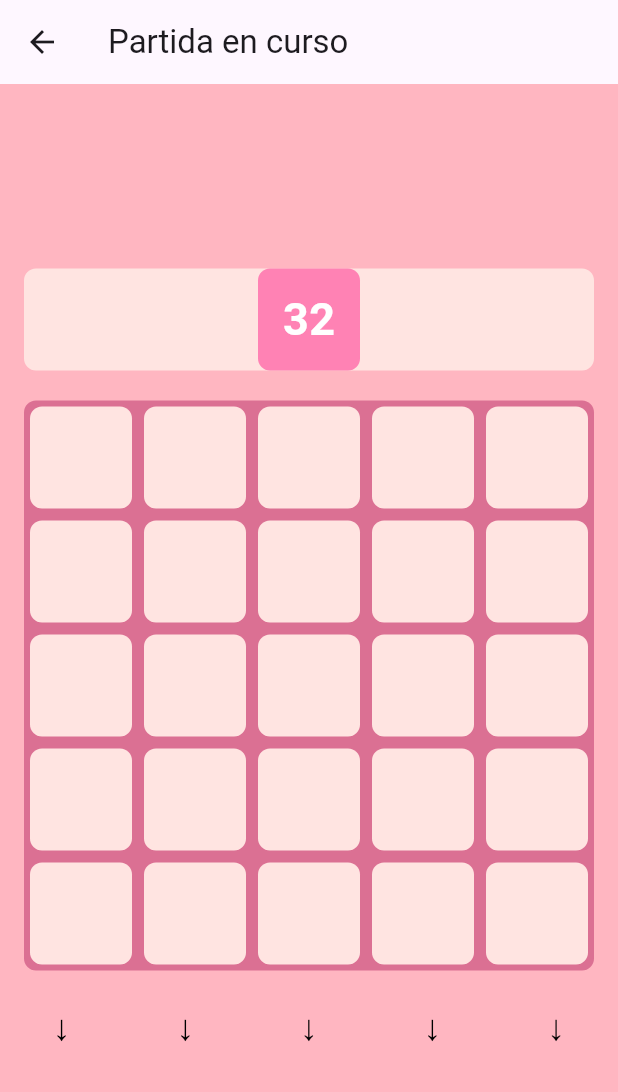
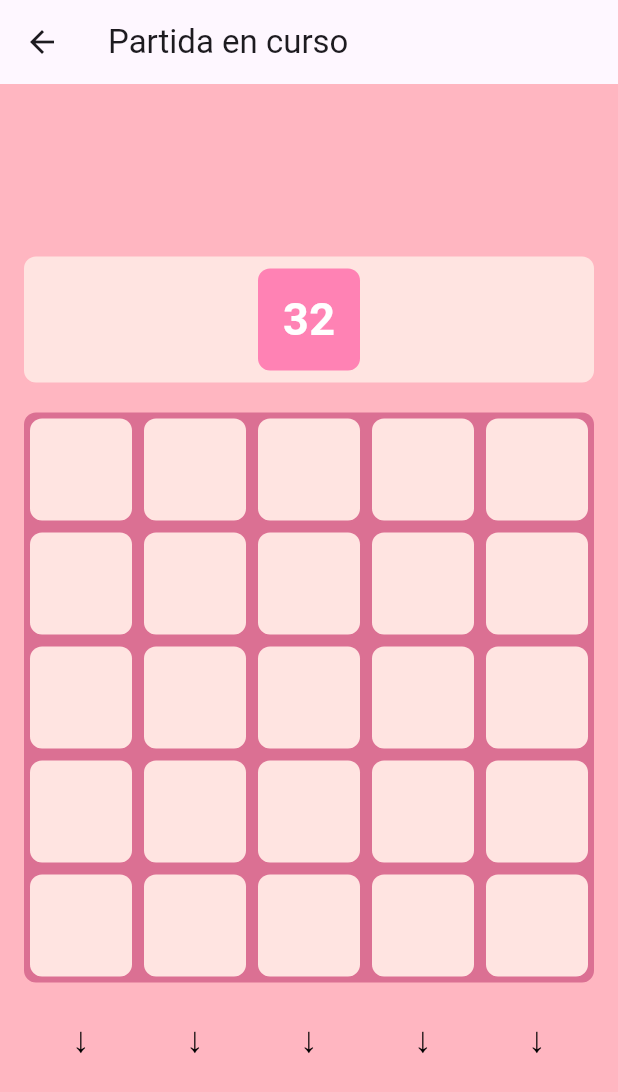
Before and after one commit to mraboso2019/practica2moviles, a Flutter app: the GameScreen screen opened directly, on a phone screen of 412 x 824 dp. Shown: the top 1092 px of the screen. Run offline on Flutter 3.47's test engine with Material 3 defaults, Android fonts, the phone set to English and light mode, and no system bars.

Commit message:
Update game_screen.dart

```diff
--- a/lib/game_screen.dart
+++ b/lib/game_screen.dart
@@ -172,18 +172,20 @@ class _GameScreenState extends State<GameScreen>
 
     // Mostrar el próximo número en la parte superior
     Widget nextNumberDisplay = Stack(
+      alignment: Alignment.center,
       children: [
         Center(
           child: Container(
             width: gridSizePx,
-            height: tileSize,
+            height: tileSize + tilePadding * 4,
             decoration: BoxDecoration(
               color: palePink,
               borderRadius: BorderRadius.circular(8.0),
             ),
           ),
         ),
-        Center(
+        Align(
+          alignment: Alignment.center,
           child: Container(
             width: tileSize,
             height: tileSize,
@@ -227,7 +229,9 @@ class _GameScreenState extends State<GameScreen>
             ),
             SizedBox(height: 20.0),
             // Fila con flechas
-            Row(
+            Container(
+              width: gridSizePx,
+              child: Row(
                 mainAxisAlignment: MainAxisAlignment.spaceAround,
                 children: List.generate(gridSize, (index) {
                   return GestureDetector(
@@ -246,6 +250,7 @@ class _GameScreenState extends State<GameScreen>
                   );
                 }),
               ),
+            ),
           ],
         ),
       ),
```
Lines whose indentation alone changed are shown as unchanged.
